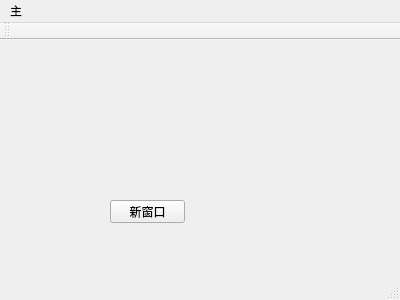
VictorySong/ls, file mainwindow.ui: the form before one commit.
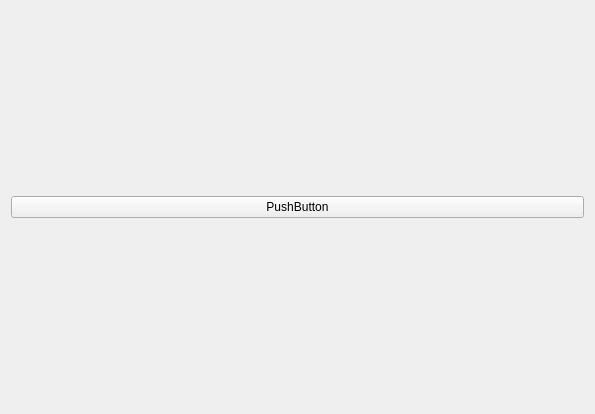
The form after the commit.

```diff
--- a/mainwindow.ui
+++ b/mainwindow.ui
@@ -6,53 +6,38 @@
    <rect>
     <x>0</x>
     <y>0</y>
-    <width>400</width>
-    <height>300</height>
+    <width>595</width>
+    <height>414</height>
    </rect>
   </property>
   <property name="windowTitle">
    <string>MainWindow</string>
   </property>
   <widget class="QWidget" name="centralWidget">
-   <widget class="QPushButton" name="pushButton">
-    <property name="geometry">
-     <rect>
-      <x>110</x>
-      <y>160</y>
-      <width>75</width>
-      <height>23</height>
-     </rect>
-    </property>
-    <property name="text">
-     <string>新窗口</string>
-    </property>
-   </widget>
+   <layout class="QGridLayout" name="gridLayout">
+    <item row="0" column="0">
+     <layout class="QVBoxLayout" name="netcard">
+      <item>
+       <widget class="QPushButton" name="pushButton">
+        <property name="text">
+         <string>PushButton</string>
+        </property>
+       </widget>
+      </item>
+     </layout>
+    </item>
+   </layout>
   </widget>
   <widget class="QMenuBar" name="menuBar">
    <property name="geometry">
     <rect>
      <x>0</x>
      <y>0</y>
-     <width>400</width>
+     <width>595</width>
      <height>23</height>
     </rect>
    </property>
-   <widget class="QMenu" name="menu">
-    <property name="title">
-     <string>主</string>
-    </property>
-   </widget>
-   <addaction name="menu"/>
   </widget>
-  <widget class="QToolBar" name="mainToolBar">
-   <attribute name="toolBarArea">
-    <enum>TopToolBarArea</enum>
-   </attribute>
-   <attribute name="toolBarBreak">
-    <bool>false</bool>
-   </attribute>
-  </widget>
-  <widget class="QStatusBar" name="statusBar"/>
  </widget>
  <layoutdefault spacing="6" margin="11"/>
  <resources/>
```
